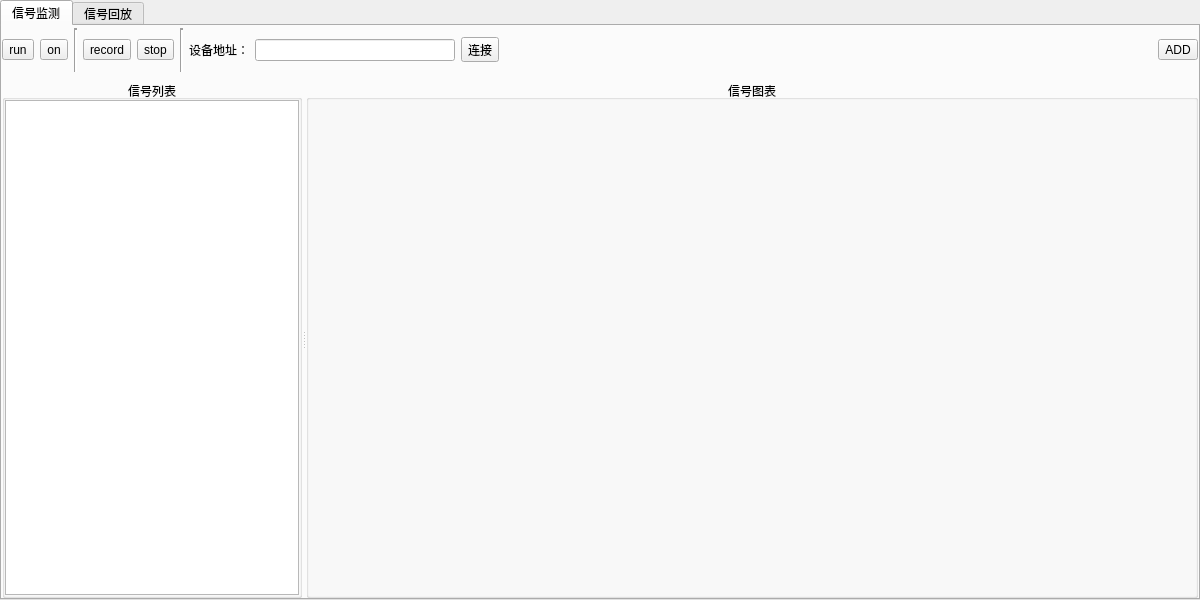
Above: dialogs/monitordialog.ui from L-Net-1992/ADAS_AD_Developer before the change. Below: the same form after it.
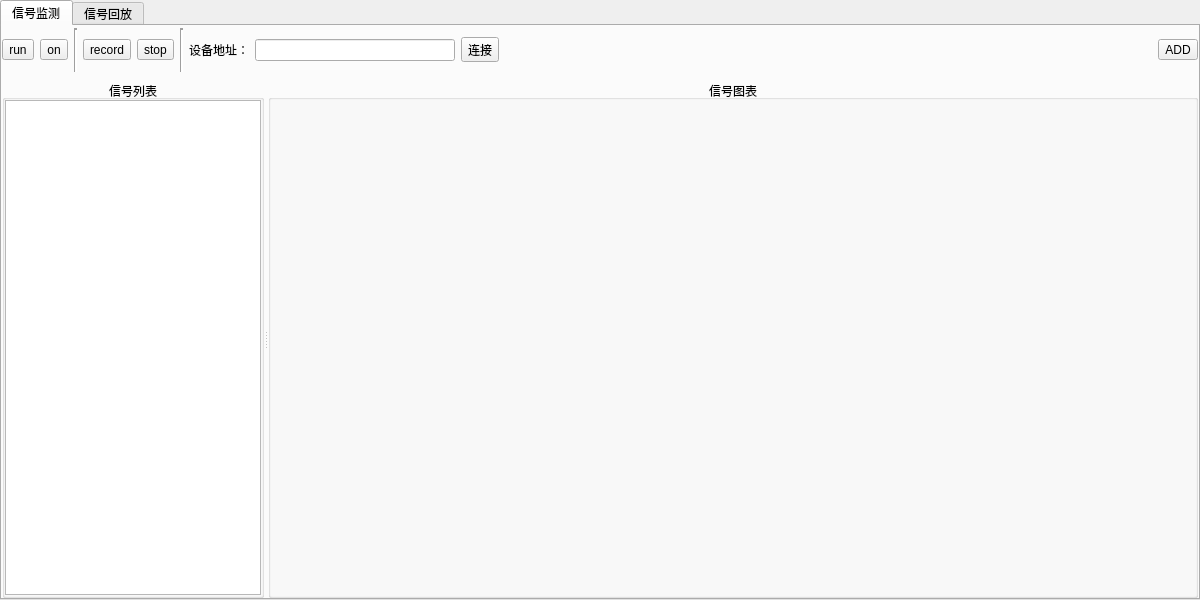
That is the form after the change. Icons and pictures are not drawn.

Commit message: 标定界面添加设备连接按钮

What changed in the file:
```diff
--- a/dialogs/monitordialog.ui
+++ b/dialogs/monitordialog.ui
@@ -317,7 +317,7 @@
           </property>
           <property name="minimumSize">
            <size>
-            <width>300</width>
+            <width>0</width>
             <height>0</height>
            </size>
           </property>
```
Left out of the diff: 20 changed lines with no effect on the pictures. The commit also changes 3 other files.
